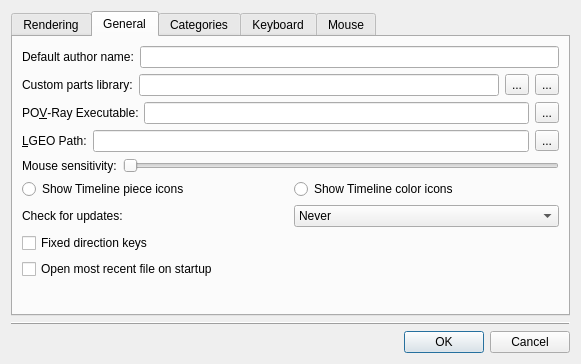
The window that lclib/qt/lc_qpreferencesdialog.ui (trevorsandy/lpub3d-ci) describes before a commit, drawn with Qt 5.
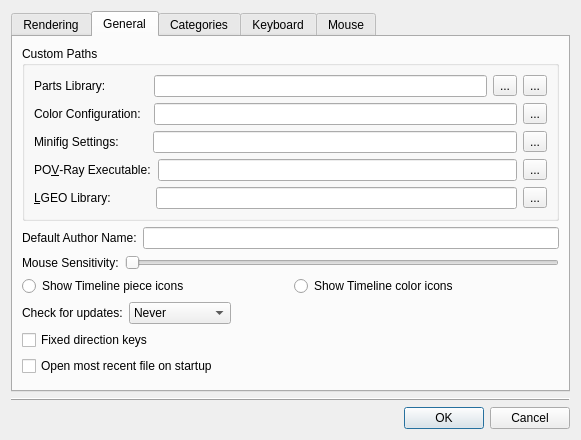
The same window after the commit. The open tabs and pages were chosen to show the change. Icons and pictures are not drawn.

Diff of the .ui file:
```diff
--- a/lclib/qt/lc_qpreferencesdialog.ui
+++ b/lclib/qt/lc_qpreferencesdialog.ui
@@ -7,7 +7,7 @@
     <x>0</x>
     <y>0</y>
     <width>534</width>
-    <height>364</height>
+    <height>440</height>
    </rect>
   </property>
   <property name="windowTitle">
@@ -471,36 +471,41 @@
       <attribute name="title">
        <string>General</string>
       </attribute>
+      <layout class="QVBoxLayout" name="verticalLayout_15">
+       <item>
+        <widget class="QGroupBox" name="groupBox_6">
+         <property name="title">
+          <string>Custom Paths</string>
+         </property>
       <layout class="QVBoxLayout" name="verticalLayout">
-       <item>
-        <layout class="QHBoxLayout" name="horizontalLayout_10">
-         <item>
-          <widget class="QLabel" name="label_4">
-           <property name="text">
-            <string>Default author name:</string>
-           </property>
-           <property name="buddy">
-            <cstring>authorName</cstring>
-           </property>
-          </widget>
-         </item>
-         <item>
-          <widget class="QLineEdit" name="authorName"/>
-         </item>
-        </layout>
-       </item>
        <item>
         <layout class="QHBoxLayout" name="horizontalLayout_11">
          <item>
           <widget class="QLabel" name="label_5">
            <property name="text">
-            <string>Custom parts library:</string>
+               <string>Parts Library:</string>
            </property>
            <property name="buddy">
             <cstring>partsLibrary</cstring>
            </property>
           </widget>
          </item>
+            <item>
+             <spacer name="horizontalSpacer_8">
+              <property name="orientation">
+               <enum>Qt::Horizontal</enum>
+              </property>
+              <property name="sizeType">
+               <enum>QSizePolicy::Fixed</enum>
+              </property>
+              <property name="sizeHint" stdset="0">
+               <size>
+                <width>42</width>
+                <height>20</height>
+               </size>
+              </property>
+             </spacer>
+            </item>
          <item>
           <widget class="QLineEdit" name="partsLibrary"/>
          </item>
@@ -528,6 +533,86 @@
          </item>
         </layout>
        </item>
+          <item>
+           <layout class="QHBoxLayout" name="horizontalLayout_22">
+            <item>
+             <widget class="QLabel" name="ColorConfigLabel">
+              <property name="text">
+               <string>Color Configuration:</string>
+              </property>
+              <property name="buddy">
+               <cstring>ColorConfigEdit</cstring>
+              </property>
+             </widget>
+            </item>
+            <item>
+             <spacer name="horizontalSpacer_10">
+              <property name="orientation">
+               <enum>Qt::Horizontal</enum>
+              </property>
+              <property name="sizeType">
+               <enum>QSizePolicy::Fixed</enum>
+              </property>
+              <property name="sizeHint" stdset="0">
+               <size>
+                <width>7</width>
+                <height>20</height>
+               </size>
+              </property>
+             </spacer>
+            </item>
+            <item>
+             <widget class="QLineEdit" name="ColorConfigEdit"/>
+            </item>
+            <item>
+             <widget class="QToolButton" name="ColorConfigBrowse">
+              <property name="text">
+               <string>...</string>
+              </property>
+             </widget>
+            </item>
+           </layout>
+          </item>
+          <item>
+           <layout class="QHBoxLayout" name="horizontalLayout_23">
+            <item>
+             <widget class="QLabel" name="MinifigSettingsLabel">
+              <property name="text">
+               <string>Minifig Settings:</string>
+              </property>
+              <property name="buddy">
+               <cstring>MinifigSettingsEdit</cstring>
+              </property>
+             </widget>
+            </item>
+            <item>
+             <spacer name="horizontalSpacer_9">
+              <property name="orientation">
+               <enum>Qt::Horizontal</enum>
+              </property>
+              <property name="sizeType">
+               <enum>QSizePolicy::Fixed</enum>
+              </property>
+              <property name="sizeHint" stdset="0">
+               <size>
+                <width>28</width>
+                <height>20</height>
+               </size>
+              </property>
+             </spacer>
+            </item>
+            <item>
+             <widget class="QLineEdit" name="MinifigSettingsEdit"/>
+            </item>
+            <item>
+             <widget class="QToolButton" name="MinifigSettingsBrowse">
+              <property name="text">
+               <string>...</string>
+              </property>
+             </widget>
+            </item>
+           </layout>
+          </item>
        <item>
         <layout class="QHBoxLayout" name="horizontalLayout_15">
          <item>
@@ -540,6 +625,22 @@
            </property>
           </widget>
          </item>
+            <item>
+             <spacer name="horizontalSpacer_11">
+              <property name="orientation">
+               <enum>Qt::Horizontal</enum>
+              </property>
+              <property name="sizeType">
+               <enum>QSizePolicy::Fixed</enum>
+              </property>
+              <property name="sizeHint" stdset="0">
+               <size>
+                <width>2</width>
+                <height>20</height>
+               </size>
+              </property>
+             </spacer>
+            </item>
          <item>
           <widget class="QLineEdit" name="povrayExecutable"/>
          </item>
@@ -557,13 +658,29 @@
          <item>
           <widget class="QLabel" name="label_9">
            <property name="text">
-            <string>&amp;LGEO Path:</string>
+               <string>&amp;LGEO Library:</string>
            </property>
            <property name="buddy">
             <cstring>lgeoPath</cstring>
            </property>
           </widget>
          </item>
+            <item>
+             <spacer name="horizontalSpacer_12">
+              <property name="orientation">
+               <enum>Qt::Horizontal</enum>
+              </property>
+              <property name="sizeType">
+               <enum>QSizePolicy::Fixed</enum>
+              </property>
+              <property name="sizeHint" stdset="0">
+               <size>
+                <width>39</width>
+                <height>20</height>
+               </size>
+              </property>
+             </spacer>
+            </item>
          <item>
           <widget class="QLineEdit" name="lgeoPath"/>
          </item>
@@ -576,12 +693,32 @@
          </item>
         </layout>
        </item>
+         </layout>
+        </widget>
+       </item>
+       <item>
+        <layout class="QHBoxLayout" name="horizontalLayout_10">
+         <item>
+          <widget class="QLabel" name="label_4">
+           <property name="text">
+            <string>Default Author Name:</string>
+           </property>
+           <property name="buddy">
+            <cstring>authorName</cstring>
+           </property>
+          </widget>
+         </item>
+         <item>
+          <widget class="QLineEdit" name="authorName"/>
+         </item>
+        </layout>
+       </item>
        <item>
         <layout class="QHBoxLayout" name="horizontalLayout_17">
          <item>
           <widget class="QLabel" name="label_13">
            <property name="text">
-            <string>Mouse sensitivity:</string>
+            <string>Mouse Sensitivity:</string>
            </property>
           </widget>
          </item>
@@ -652,6 +789,19 @@
            </item>
           </widget>
          </item>
+         <item>
+          <spacer name="horizontalSpacer_7">
+           <property name="orientation">
+            <enum>Qt::Horizontal</enum>
+           </property>
+           <property name="sizeHint" stdset="0">
+            <size>
+             <width>40</width>
+             <height>20</height>
+            </size>
+           </property>
+          </spacer>
+         </item>
         </layout>
        </item>
        <item>
```
Left out of the diff: 8 changed lines with no effect on the pictures. Lines whose indentation alone changed are shown as unchanged.
